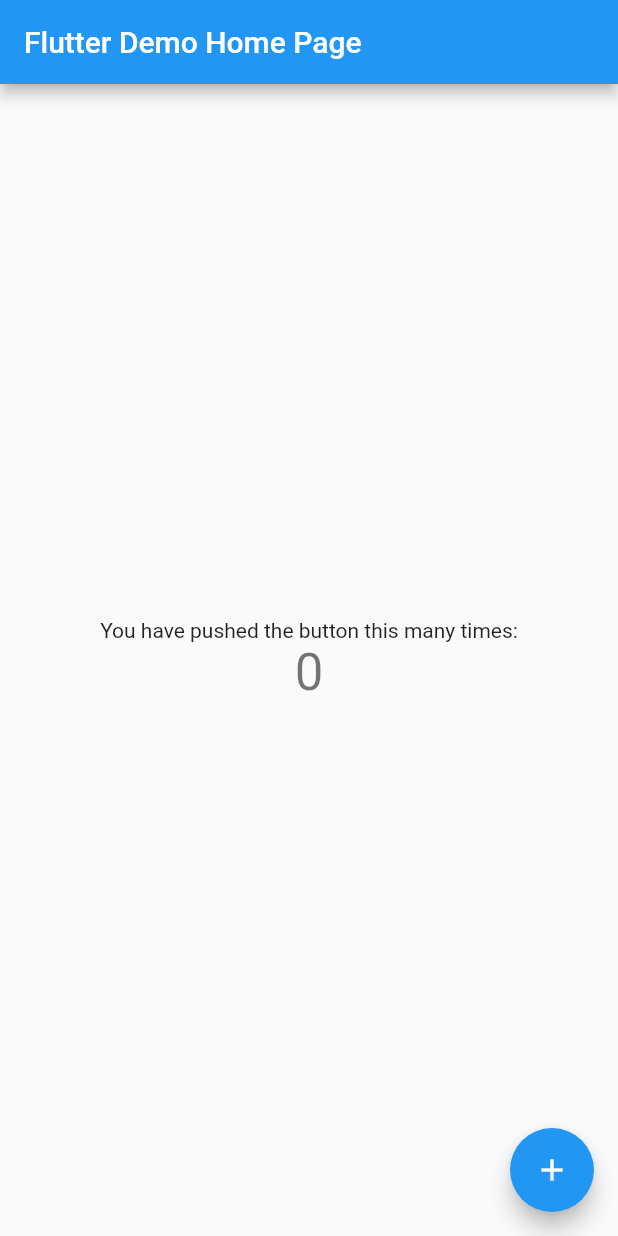
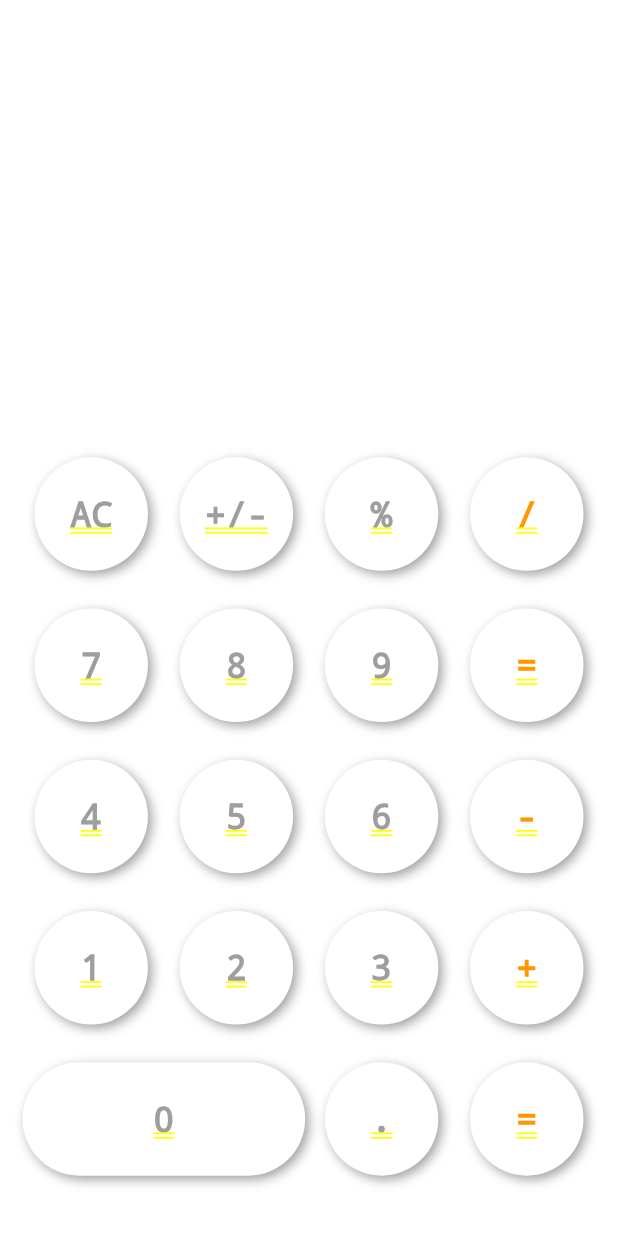
Before and after one commit to muzammilkhan169/calculator, a Flutter app: the screen it shows after launch, on a phone screen of 412 x 824 dp. Run offline on Flutter 3.47's test engine with Material 2 defaults, Android fonts, the phone set to English and light mode, and no system bars; drawn by our look-alikes of flutter_neumorphic; our stand-ins replace bloc, sizer.

Commit message:
calculator static view created.

```diff
--- /dev/null
+++ b/lib/app/app.dart
@@ -0,0 +1,19 @@
+import 'package:calculator/app/app_routes.dart';
+import 'package:calculator/res/strings.dart';
+import 'package:flutter/material.dart';
+import 'package:sizer/sizer.dart';
+
+class App extends StatelessWidget {
+  const App({Key? key}) : super(key: key);
+
+  @override
+  Widget build(BuildContext context) {
+    return Sizer(builder: (context, orientation, deviceType) {
+      return const MaterialApp(
+        debugShowCheckedModeBanner: false,
+        onGenerateRoute: AppRoutes.onGenerates,
+        title: Strings.APP_NAME,
+      );
+    });
+  }
+}
--- /dev/null
+++ b/lib/app/app_routes.dart
@@ -0,0 +1,17 @@
+import 'package:calculator/modules/calculator/views/calculator_screen.dart';
+import 'package:calculator/res/constants.dart';
+import 'package:flutter/cupertino.dart';
+import 'package:flutter/material.dart';
+
+class AppRoutes {
+  static Route? onGenerates(RouteSettings settings) {
+    switch (settings.name) {
+      case Constants.CALCULATOR_ROUTE:
+        return MaterialPageRoute(
+            builder: (context) => const CalculatorScreen());
+
+      default:
+        return null;
+    }
+  }
+}
--- a/lib/main.dart
+++ b/lib/main.dart
@@ -1,67 +1,6 @@
+import 'package:calculator/app/app.dart';
 import 'package:flutter/material.dart';
 
 void main() {
-  runApp(const MyApp());
+  runApp(const App());
 }
-
-class MyApp extends StatelessWidget {
-  const MyApp({Key? key}) : super(key: key);
-
-  @override
-  Widget build(BuildContext context) {
-    return MaterialApp(
-      title: 'Flutter Demo',
-      theme: ThemeData(
-        primarySwatch: Colors.blue,
-      ),
-      home: const MyHomePage(title: 'Flutter Demo Home Page'),
-    );
-  }
-}
-
-class MyHomePage extends StatefulWidget {
-  const MyHomePage({Key? key, required this.title}) : super(key: key);
-
-  final String title;
-
-  @override
-  State<MyHomePage> createState() => _MyHomePageState();
-}
-
-class _MyHomePageState extends State<MyHomePage> {
-  int _counter = 0;
-
-  void _incrementCounter() {
-    setState(() {
-      _counter++;
-    });
-  }
-
-  @override
-  Widget build(BuildContext context) {
-    return Scaffold(
-      appBar: AppBar(
-        title: Text(widget.title),
-      ),
-      body: Center(
-        child: Column(
-          mainAxisAlignment: MainAxisAlignment.center,
-          children: <Widget>[
-            const Text(
-              'You have pushed the button this many times:',
-            ),
-            Text(
-              '$_counter',
-              style: Theme.of(context).textTheme.headline4,
-            ),
-          ],
-        ),
-      ),
-      floatingActionButton: FloatingActionButton(
-        onPressed: _incrementCounter,
-        tooltip: 'Increment',
-        child: const Icon(Icons.add),
-      ),
-    );
-  }
-}
--- /dev/null
+++ b/lib/modules/calculator/cubit/calculator_cubit.dart
@@ -0,0 +1,8 @@
+import 'package:bloc/bloc.dart';
+import 'package:meta/meta.dart';
+
+part 'calculator_state.dart';
+
+class CalculatorCubit extends Cubit<CalculatorState> {
+  CalculatorCubit() : super(CalculatorInitial());
+}
--- /dev/null
+++ b/lib/modules/calculator/cubit/calculator_state.dart
@@ -0,0 +1,6 @@
+part of 'calculator_cubit.dart';
+
+@immutable
+abstract class CalculatorState {}
+
+class CalculatorInitial extends CalculatorState {}
--- /dev/null
+++ b/lib/modules/calculator/views/calculator_screen.dart
@@ -0,0 +1,221 @@
+import 'package:calculator/res/color_codes.dart';
+import 'package:calculator/res/strings.dart';
+import 'package:calculator/res/styles.dart';
+import 'package:calculator/widgets/neumorphic_button.dart';
+import 'package:flutter/material.dart';
+import 'package:sizer/sizer.dart';
+
+class CalculatorScreen extends StatelessWidget {
+  const CalculatorScreen({Key? key}) : super(key: key);
+
+  @override
+  Widget build(BuildContext context) {
+    return Container(
+      padding: const EdgeInsets.all(15),
+      height: 100.0.h,
+      width: 100.0.w,
+      color: ColorCodes.WHITE_COLOR,
+      child: Column(
+        children: [
+          Expanded(child: counterWidget(), flex: 2),
+          Expanded(
+            child: keypadWidget(),
+            flex: 4,
+          )
+        ],
+      ),
+    );
+  }
+
+  counterWidget() {
+    return Container();
+  }
+
+  keypadWidget() {
+    return Column(
+      mainAxisAlignment: MainAxisAlignment.spaceEvenly,
+      children: [
+        firstRow(),
+        secondRow(),
+        thirdRow(),
+        fourthRow(),
+        fifthRow(),
+      ],
+    );
+  }
+
+  firstRow() {
+    return Row(
+      mainAxisAlignment: MainAxisAlignment.spaceBetween,
+      children: [
+        CustomNeumorphicButton(
+            child: Text(
+              Strings.AC,
+              style: Styles.textStyles(
+                  color: ColorCodes.GREY_COLOR, textSize: 17.0.sp),
+            ),
+            onTap: () {}),
+        CustomNeumorphicButton(
+            child: Text(
+              Strings.PLUS_SLASH_MINUS,
+              style: Styles.textStyles(
+                  color: ColorCodes.GREY_COLOR, textSize: 17.0.sp),
+            ),
+            onTap: () {}),
+        CustomNeumorphicButton(
+            child: Text(
+              Strings.PERCENTAGE,
+              style: Styles.textStyles(
+                  color: ColorCodes.GREY_COLOR, textSize: 17.0.sp),
+            ),
+            onTap: () {}),
+        CustomNeumorphicButton(
+            child: Text(
+              Strings.DIVIDE,
+              style: Styles.textStyles(
+                  color: ColorCodes.ORANGE_COLOR, textSize: 17.0.sp),
+            ),
+            onTap: () {}),
+      ],
+    );
+  }
+
+  secondRow() {
+    return Row(
+      mainAxisAlignment: MainAxisAlignment.spaceBetween,
+      children: [
+        CustomNeumorphicButton(
+            child: Text(
+              Strings.KEYPAD_7,
+              style: Styles.textStyles(
+                  color: ColorCodes.GREY_COLOR, textSize: 17.0.sp),
+            ),
+            onTap: () {}),
+        CustomNeumorphicButton(
+            child: Text(
+              Strings.KEYPAD_8,
+              style: Styles.textStyles(
+                  color: ColorCodes.GREY_COLOR, textSize: 17.0.sp),
+            ),
+            onTap: () {}),
+        CustomNeumorphicButton(
+            child: Text(
+              Strings.KEYPAD_9,
+              style: Styles.textStyles(
+                  color: ColorCodes.GREY_COLOR, textSize: 17.0.sp),
+            ),
+            onTap: () {}),
+        CustomNeumorphicButton(
+            child: Text(
+              Strings.EQUALS,
+              style: Styles.textStyles(
+                  color: ColorCodes.ORANGE_COLOR, textSize: 17.0.sp),
+            ),
+            onTap: () {})
+      ],
+    );
+  }
+
+  thirdRow() {
+    return Row(
+      mainAxisAlignment: MainAxisAlignment.spaceBetween,
+      children: [
+        CustomNeumorphicButton(
+            child: Text(
+              Strings.KEYPAD_4,
+              style: Styles.textStyles(
+                  color: ColorCodes.GREY_COLOR, textSize: 17.0.sp),
+            ),
+            onTap: () {}),
+        CustomNeumorphicButton(
+            child: Text(
+              Strings.KEYPAD_5,
+              style: Styles.textStyles(
+                  color: ColorCodes.GREY_COLOR, textSize: 17.0.sp),
+            ),
+            onTap: () {}),
+        CustomNeumorphicButton(
+            child: Text(
+              Strings.KEYPAD_6,
+              style: Styles.textStyles(
+                  color: ColorCodes.GREY_COLOR, textSize: 17.0.sp),
+            ),
+            onTap: () {}),
+        CustomNeumorphicButton(
+            child: Text(
+              Strings.MINUS,
+              style: Styles.textStyles(
+                  color: ColorCodes.ORANGE_COLOR, textSize: 17.0.sp),
+            ),
+            onTap: () {})
+      ],
+    );
+  }
+
+  fourthRow() {
+    return Row(
+      mainAxisAlignment: MainAxisAlignment.spaceBetween,
+      children: [
+        CustomNeumorphicButton(
+            child: Text(
+              Strings.KEYPAD_1,
+              style: Styles.textStyles(
+                  color: ColorCodes.GREY_COLOR, textSize: 17.0.sp),
+            ),
+            onTap: () {}),
+        CustomNeumorphicButton(
+            child: Text(
+              Strings.KEYPAD_2,
+              style: Styles.textStyles(
+                  color: ColorCodes.GREY_COLOR, textSize: 17.0.sp),
+            ),
+            onTap: () {}),
+        CustomNeumorphicButton(
+            child: Text(
+              Strings.KEYPAD_3,
+              style: Styles.textStyles(
+                  color: ColorCodes.GREY_COLOR, textSize: 17.0.sp),
+            ),
+            onTap: () {}),
+        CustomNeumorphicButton(
+            child: Text(
+              Strings.PLUS,
+              style: Styles.textStyles(
+                  color: ColorCodes.ORANGE_COLOR, textSize: 17.0.sp),
+            ),
+            onTap: () {})
+      ],
+    );
+  }
+
+  fifthRow() {
+    return Row(
+      mainAxisAlignment: MainAxisAlignment.spaceBetween,
+      children: [
+        CustomNeumorphicButton(
+            width: 37.0.w,
+            isRounded: false,
+            child: Text(
+              Strings.KEYPAD_0,
+              style: Styles.textStyles(
+                  color: ColorCodes.GREY_COLOR, textSize: 17.0.sp),
+            ),
+            onTap: () {}),
+        CustomNeumorphicButton(
+            child: Text(
+              Strings.POINT,
+              style: Styles.textStyles(
+                  color: ColorCodes.GREY_COLOR, textSize: 17.0.sp),
+            ),
+            onTap: () {}),
+        CustomNeumorphicButton(
+            child: Text(
+              Strings.EQUALS,
+              style: Styles.textStyles(
+                  color: ColorCodes.ORANGE_COLOR, textSize: 17.0.sp),
+            ),
+            onTap: () {})
+      ],
+    );
+  }
+}
--- /dev/null
+++ b/lib/res/color_codes.dart
@@ -0,0 +1,10 @@
+// ignore_for_file: constant_identifier_names
+
+import 'package:flutter/material.dart';
+
+class ColorCodes {
+  static const Color WHITE_COLOR = Colors.white;
+  static const Color BLACK_COLOR = Colors.white;
+  static const Color GREY_COLOR = Colors.grey;
+  static const Color ORANGE_COLOR = Colors.orange;
+}
--- /dev/null
+++ b/lib/res/constants.dart
@@ -0,0 +1,4 @@
+// ignore_for_file: constant_identifier_names
+class Constants {
+  static const String CALCULATOR_ROUTE = "/";
+}
--- /dev/null
+++ b/lib/res/strings.dart
@@ -0,0 +1,30 @@
+// ignore_for_file: constant_identifier_names
+
+class Strings {
+  static const String APP_NAME = "Calculator App";
+
+//---------------------calculator screen------------------------
+  static const String AC = "AC";
+
+//mathematical operators
+  static const String PLUS_SLASH_MINUS = "+/-";
+  static const String PLUS = "+";
+  static const String MINUS = "-";
+  static const String PERCENTAGE = "%";
+  static const String DIVIDE = "/";
+  static const String MUTIPLY = "x";
+  static const String EQUALS = "=";
+  static const String POINT = ".";
+
+// keypad numbers
+  static const String KEYPAD_0 = "0";
+  static const String KEYPAD_1 = "1";
+  static const String KEYPAD_2 = "2";
+  static const String KEYPAD_3 = "3";
+  static const String KEYPAD_4 = "4";
+  static const String KEYPAD_5 = "5";
+  static const String KEYPAD_6 = "6";
+  static const String KEYPAD_7 = "7";
+  static const String KEYPAD_8 = "8";
+  static const String KEYPAD_9 = "9";
+}
--- /dev/null
+++ b/lib/res/styles.dart
@@ -0,0 +1,8 @@
+import 'package:flutter/cupertino.dart';
+
+class Styles {
+  static TextStyle textStyles(
+      {required Color color, required double textSize}) {
+    return TextStyle(color: color, fontSize: textSize);
+  }
+}
--- /dev/null
+++ b/lib/widgets/neumorphic_button.dart
@@ -0,0 +1,42 @@
+import 'package:flutter/material.dart';
+import 'package:flutter_neumorphic/flutter_neumorphic.dart';
+import 'package:sizer/sizer.dart';
+
+class CustomNeumorphicButton extends StatelessWidget {
+  final double? height, width;
+  final Widget child;
+  final VoidCallback onTap;
+  final bool isRounded;
+  const CustomNeumorphicButton(
+      {Key? key,
+      required this.child,
+      required this.onTap,
+      this.isRounded = true,
+      this.width,
+      this.height})
+      : super(key: key);
+
+  @override
+  Widget build(BuildContext context) {
+    return NeumorphicButton(
+      child: SizedBox(
+          height: height ?? 13.5.w,
+          width: width ?? 13.5.w,
+          child: Center(child: child)),
+      onPressed: onTap,
+      style: buttonStyles(),
+    );
+  }
+
+  NeumorphicStyle buttonStyles() {
+    return NeumorphicStyle(
+      boxShape: isRounded
+          ? const NeumorphicBoxShape.circle()
+          : NeumorphicBoxShape.roundRect(BorderRadius.circular(40)),
+      depth: 5,
+      surfaceIntensity: 1,
+      lightSource: LightSource.topLeft,
+      color: Colors.white,
+    );
+  }
+}
--- a/pubspec.yaml
+++ b/pubspec.yaml
@@ -36,7 +36,11 @@ dependencies:
   cupertino_icons: ^1.0.2
   flutter_bloc: ^7.2.0
   bloc: ^7.1.0
-  flutter_neumorphic: ^3.1.0
+  flutter_neumorphic:
+    git:
+      url: https://github.com/tsvillain/Flutter-Neumorphic.git
+  sizer: ^2.0.15
+
 
 dev_dependencies:
   flutter_test:
```
Also changed, not shown: pubspec.lock, 1 other file.
